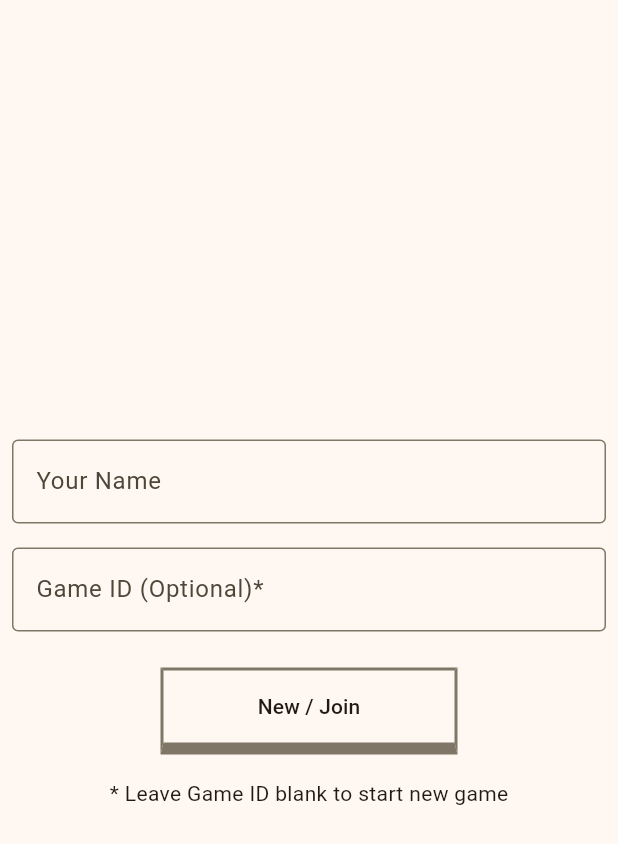
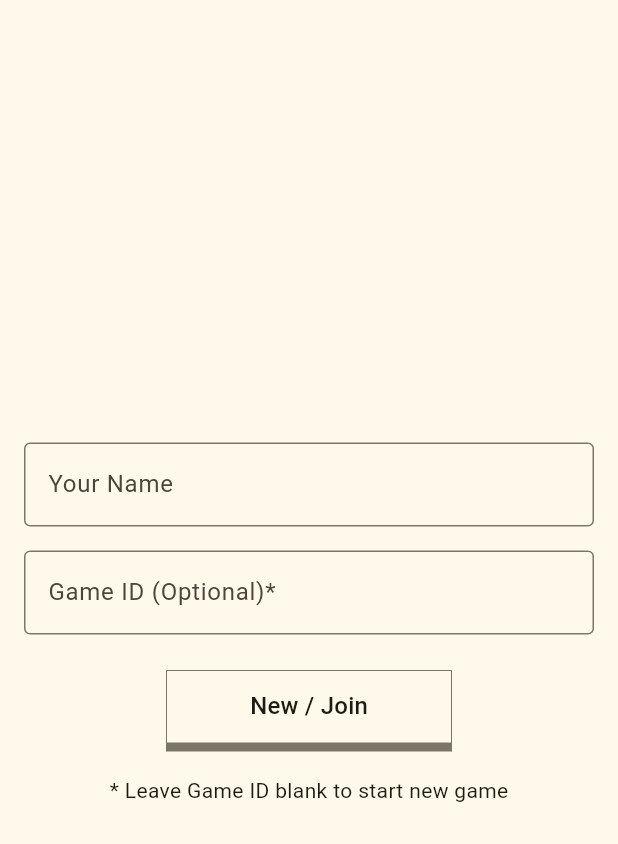
Before and after one commit to nikhils98/converge, a Flutter app: the screen it shows after launch, on a phone screen of 412 x 824 dp. Shown: the top 844 px of the screen. Run offline on Flutter 3.47's test engine with Material 3 defaults, Android fonts, the phone set to English and light mode, and no system bars.

Commit message:
adjust textstyle in button

```diff
--- a/lib/main.dart
+++ b/lib/main.dart
@@ -11,10 +11,10 @@ class MainApp extends StatelessWidget {
   @override
   Widget build(BuildContext context) {
     final lightColorScheme = ColorScheme.fromSeed(
-        seedColor: Colors.amber, brightness: Brightness.light);
+        seedColor: Colors.yellow, brightness: Brightness.light);
 
     final darkColorScheme = ColorScheme.fromSeed(
-        seedColor: Colors.amber, brightness: Brightness.dark);
+        seedColor: Colors.yellow, brightness: Brightness.dark);
 
     return MaterialApp(
       title: "Converge",
--- a/lib/views/home_view.dart
+++ b/lib/views/home_view.dart
@@ -20,7 +20,7 @@ class _HomeViewState extends State<HomeView> {
     return SafeArea(
       child: Scaffold(
         body: Padding(
-          padding: const EdgeInsets.all(8.0),
+          padding: const EdgeInsets.all(16),
           child: Column(
             mainAxisAlignment: MainAxisAlignment.center,
             crossAxisAlignment: CrossAxisAlignment.center,
--- a/lib/widgets/button.dart
+++ b/lib/widgets/button.dart
@@ -8,10 +8,11 @@ class Button extends StatelessWidget {
 
   @override
   Widget build(BuildContext context) {
-    final borderColor = Theme.of(context).colorScheme.outline;
+    final theme = Theme.of(context);
 
+    final borderColor = theme.colorScheme.outline;
     final borderSide = BorderSide(
-      width: 2,
+      width: 0,
       color: borderColor,
     );
 
@@ -21,7 +22,7 @@ class Button extends StatelessWidget {
           top: borderSide,
           left: borderSide,
           right: borderSide,
-          bottom: BorderSide(width: 8, color: borderColor),
+          bottom: BorderSide(width: 6, color: borderColor),
         ),
       ),
       child: TextButton(
@@ -33,6 +34,7 @@ class Button extends StatelessWidget {
         onPressed: onPressed,
         child: Text(
           text,
+          style: theme.textTheme.titleMedium,
         ),
       ),
     );
```
